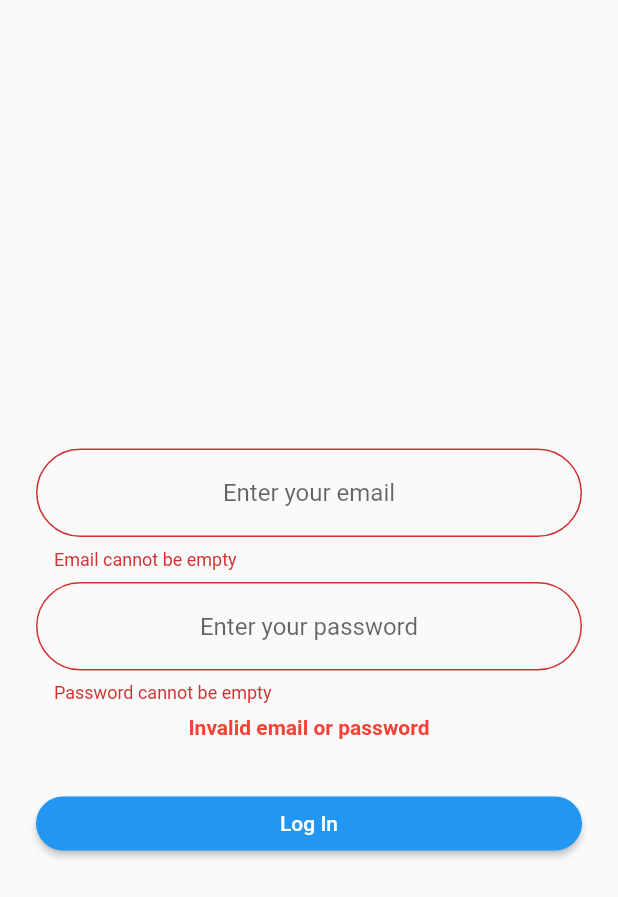
After one commit to gunadermawan/multiplatform-tourApps-flutter, a Flutter app: the screen it shows after launch, after a tap on "Log In", on a phone screen of 412 x 824 dp. The commit adds this screen. Shown: the top 897 px of the screen. Run offline on Flutter 3.47's test engine with Material 2 defaults, Android fonts, the phone set to English and light mode, and no system bars; network calls fail.

Commit message:
create simple login page

```diff
--- /dev/null
+++ b/lib/login.dart
@@ -0,0 +1,110 @@
+import 'package:flutter/material.dart';
+import 'package:tour/main_screen.dart';
+
+class LoginScreen extends StatefulWidget {
+  const LoginScreen({super.key});
+
+  @override
+  _LoginScreenState createState() => _LoginScreenState();
+}
+
+class _LoginScreenState extends State<LoginScreen> {
+  final _emailController = TextEditingController();
+  final _passwordController = TextEditingController();
+  bool _isError = false;
+  bool _isEmailEmpty = false;
+  bool _isPasswordEmpty = false;
+
+  void _performLogin() {
+    setState(() {
+      _isEmailEmpty = _emailController.text.trim().isEmpty;
+      _isPasswordEmpty = _passwordController.text.trim().isEmpty;
+      if (_isEmailEmpty || _isPasswordEmpty) {
+        _isError = true;
+      } else {
+        // Perform simple authentication here
+        final email = _emailController.text.trim();
+        final password = _passwordController.text.trim();
+        if (email == 'user@example.com' && password == 'password') {
+          _isError = false;
+          // Navigate to the next screen on successful login
+          Navigator.push(context, MaterialPageRoute(builder: (context) {
+            return const MainScreen();
+          }));
+        } else {
+          _isError = true;
+          // Clear the password field on failed login
+          _passwordController.clear();
+          _emailController.clear();
+        }
+      }
+    });
+  }
+
+  @override
+  Widget build(BuildContext context) {
+    return Scaffold(
+      body: SafeArea(
+        child: Padding(
+          padding: const EdgeInsets.symmetric(horizontal: 24.0),
+          child: Column(
+            mainAxisAlignment: MainAxisAlignment.center,
+            crossAxisAlignment: CrossAxisAlignment.stretch,
+            children: <Widget>[
+              const SizedBox(height: 48.0),
+              TextField(
+                controller: _emailController,
+                keyboardType: TextInputType.emailAddress,
+                textAlign: TextAlign.center,
+                decoration: InputDecoration(
+                  hintText: 'Enter your email',
+                  border: OutlineInputBorder(
+                    borderRadius: BorderRadius.circular(32.0),
+                  ),
+                  errorText: _isEmailEmpty ? 'Email cannot be empty' : null,
+                ),
+              ),
+              const SizedBox(height: 8.0),
+              TextField(
+                controller: _passwordController,
+                obscureText: true,
+                textAlign: TextAlign.center,
+                decoration: InputDecoration(
+                  hintText: 'Enter your password',
+                  border: OutlineInputBorder(
+                    borderRadius: BorderRadius.circular(32.0),
+                  ),
+                  errorText:
+                      _isPasswordEmpty ? 'Password cannot be empty' : null,
+                ),
+              ),
+              if (_isError)
+                const Padding(
+                  padding: EdgeInsets.symmetric(vertical: 8.0),
+                  child: Text(
+                    'Invalid email or password',
+                    style: TextStyle(
+                      color: Colors.red,
+                      fontWeight: FontWeight.bold,
+                    ),
+                    textAlign: TextAlign.center,
+                  ),
+                ),
+              const SizedBox(height: 24.0),
+              ElevatedButton(
+                onPressed: _performLogin,
+                style: ElevatedButton.styleFrom(
+                  primary: Colors.blue,
+                  shape: RoundedRectangleBorder(
+                    borderRadius: BorderRadius.circular(32.0),
+                  ),
+                ),
+                child: const Text('Log In'),
+              ),
+            ],
+          ),
+        ),
+      ),
+    );
+  }
+}
--- a/lib/main.dart
+++ b/lib/main.dart
@@ -1,4 +1,5 @@
 import 'package:flutter/material.dart';
+import 'package:tour/login.dart';
 import 'package:tour/main_screen.dart';
 
 void main() {
@@ -13,7 +14,7 @@ class MyApp extends StatelessWidget {
     return MaterialApp(
       title: 'Wisate',
       theme: ThemeData(),
-      home: const MainScreen(),
+      home: const LoginScreen(),
     );
   }
 }
```
Also changed, not shown: 1 other file.
